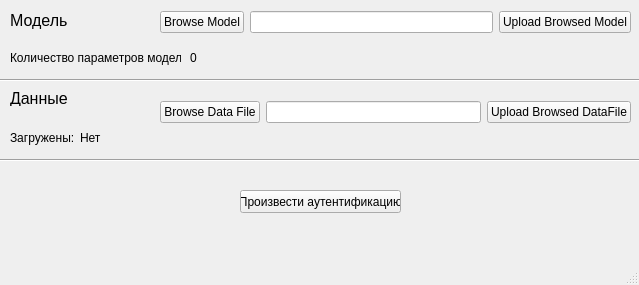
Qt form designs/authenticate.ui (FolloW12587/diplom_nnetwork) before a commit.
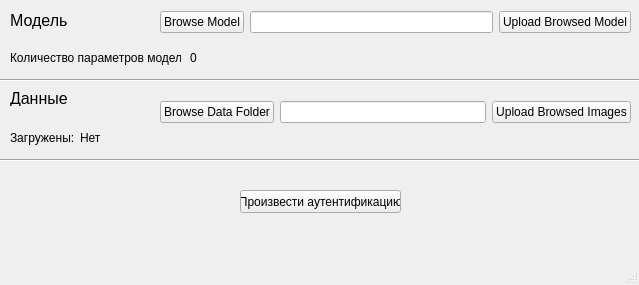
The same form after that commit.

The edit to the form file:
```diff
--- a/designs/authenticate.ui
+++ b/designs/authenticate.ui
@@ -131,7 +131,7 @@
      <item>
       <widget class="QPushButton" name="buttonBrowseDataFile">
        <property name="text">
-        <string>Browse Data File</string>
+        <string>Browse Data Folder</string>
        </property>
       </widget>
      </item>
@@ -141,7 +141,7 @@
      <item>
       <widget class="QPushButton" name="buttonUploadDataFile">
        <property name="text">
-        <string>Upload Browsed DataFile</string>
+        <string>Upload Browsed Images</string>
        </property>
       </widget>
      </item>
```
Left out of the diff: 4 changed lines with no effect on the pictures.
